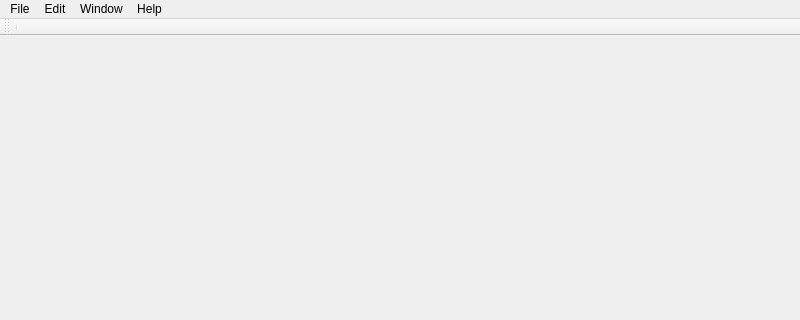
Above: stdr_gui/ui/simulator.ui from stdr-simulator-ros-pkg/stdr_simulator before the change; both pictures show x 0 to 800 and y 0 to 320 of the 800 by 600 pixel window. Below: the same form after it.
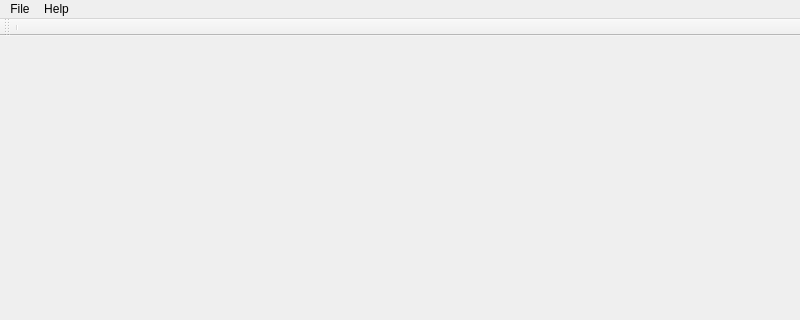
That is the form after the change.

Diff of the .ui file:
```diff
--- a/stdr_gui/ui/simulator.ui
+++ b/stdr_gui/ui/simulator.ui
@@ -35,25 +35,13 @@
     </property>
     <addaction name="actionExit"/>
    </widget>
-   <widget class="QMenu" name="menuEdit">
-    <property name="title">
-     <string>Edit</string>
-    </property>
-   </widget>
    <widget class="QMenu" name="menuHelp">
     <property name="title">
      <string>Help</string>
     </property>
     <addaction name="actionAbout_STDR_Simulator"/>
    </widget>
-   <widget class="QMenu" name="menuWindow">
-    <property name="title">
-     <string>Window</string>
-    </property>
-   </widget>
    <addaction name="menuFile"/>
-   <addaction name="menuEdit"/>
-   <addaction name="menuWindow"/>
    <addaction name="menuHelp"/>
   </widget>
   <widget class="QStatusBar" name="statusbar"/>
```
